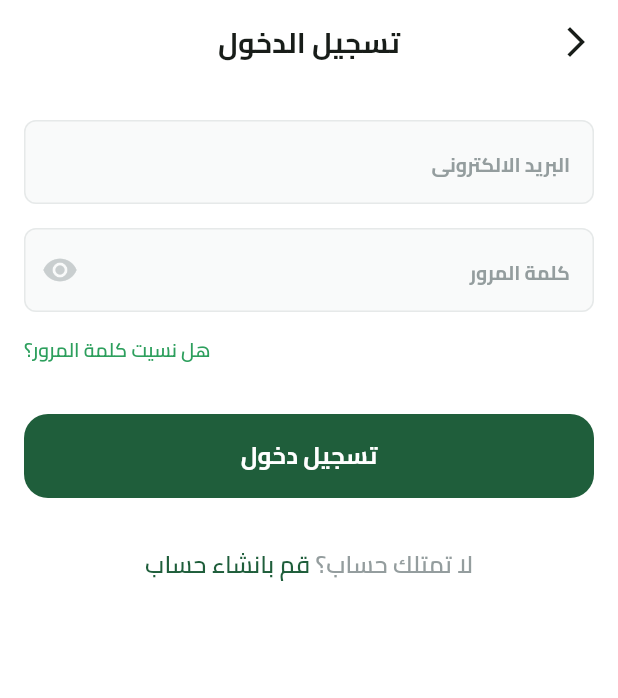
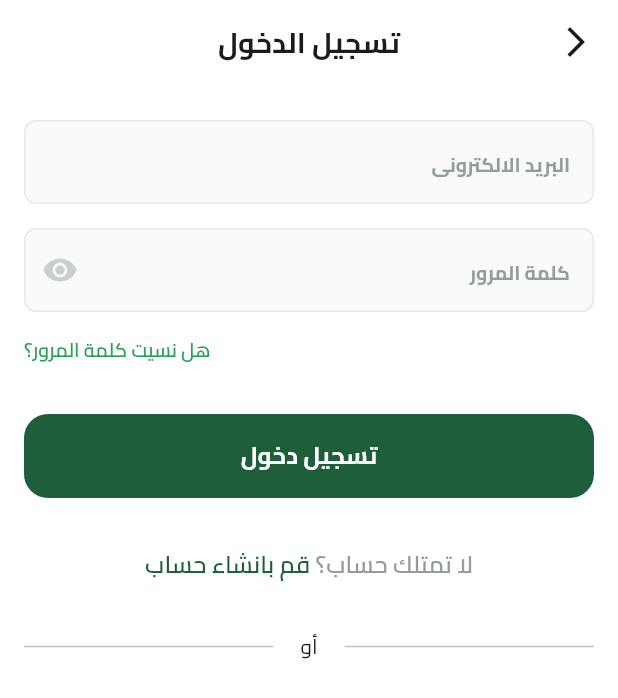
Before and after one commit to habibazaiin/Fruits-Hub, a Flutter app: the screen it shows after launch, after a tap on "تخط", on a phone screen of 412 x 824 dp. Shown: the top 698 px of the screen. Run offline on Flutter 3.47's test engine with Material 3 defaults, Android fonts, the phone set to English and light mode, and no system bars; our stand-ins replace dots_indicator, shared_preferences; missing offline and left inert: svg_flutter.

Commit message:
create or divider and don't have an account widget

```diff
--- /dev/null
+++ b/lib/core/widgets/or_divider.dart
@@ -0,0 +1,24 @@
+import 'package:flutter/material.dart';
+
+class OrDivider extends StatelessWidget {
+  const OrDivider({
+    super.key,
+  });
+
+  @override
+  Widget build(BuildContext context) {
+    return const Row(
+      children: [
+        Expanded(child: Divider()),
+        SizedBox(
+          width: 18,
+        ),
+        Text('أو'),
+        SizedBox(
+          width: 18,
+        ),
+        Expanded(child: Divider()),
+      ],
+    );
+  }
+}
--- /dev/null
+++ b/lib/features/auth/presentation/views/widgets/do_not_have_an_account_widget.dart
@@ -0,0 +1,23 @@
+import 'package:flutter/material.dart';
+import 'package:fruits_hub/core/utils/app_color.dart';
+import 'package:fruits_hub/core/utils/app_text_style.dart';
+
+class DoNotHaveAnAccountWidget extends StatelessWidget {
+  const DoNotHaveAnAccountWidget({
+    super.key,
+  });
+
+  @override
+  Widget build(BuildContext context) {
+    return Row(
+      mainAxisAlignment: MainAxisAlignment.end,
+      children: [
+        Text(
+          'هل نسيت كلمة المرور؟',
+          style: AppTextStyle.semiBold13
+              .copyWith(color: AppColor.lightPrimaryColor),
+        ),
+      ],
+    );
+  }
+}
--- a/lib/features/auth/presentation/views/widgets/login_view_body.dart
+++ b/lib/features/auth/presentation/views/widgets/login_view_body.dart
@@ -3,6 +3,8 @@ import 'package:fruits_hub/core/utils/app_color.dart';
 import 'package:fruits_hub/core/utils/app_text_style.dart';
 import 'package:fruits_hub/core/widgets/custom_button.dart';
 import 'package:fruits_hub/core/widgets/custom_text_form_field.dart';
+import 'package:fruits_hub/core/widgets/or_divider.dart';
+import 'package:fruits_hub/features/auth/presentation/views/widgets/do_not_have_an_account_widget.dart';
 
 class LoginViewBody extends StatelessWidget {
   const LoginViewBody({super.key});
@@ -35,16 +37,7 @@ class LoginViewBody extends StatelessWidget {
             const SizedBox(
               height: 16,
             ),
-            Row(
-              mainAxisAlignment: MainAxisAlignment.end,
-              children: [
-                Text(
-                  'هل نسيت كلمة المرور؟',
-                  style: AppTextStyle.semiBold13
-                      .copyWith(color: AppColor.lightPrimaryColor),
-                ),
-              ],
-            ),
+            const DoNotHaveAnAccountWidget(),
             const SizedBox(
               height: 33,
             ),
@@ -64,7 +57,11 @@ class LoginViewBody extends StatelessWidget {
                     style: AppTextStyle.semiBold16
                         .copyWith(color: AppColor.primaryColor)),
               ],
-            )
+            ),
+            const SizedBox(
+              height: 33,
+            ),
+            const OrDivider()
           ],
         ),
       ),
```
